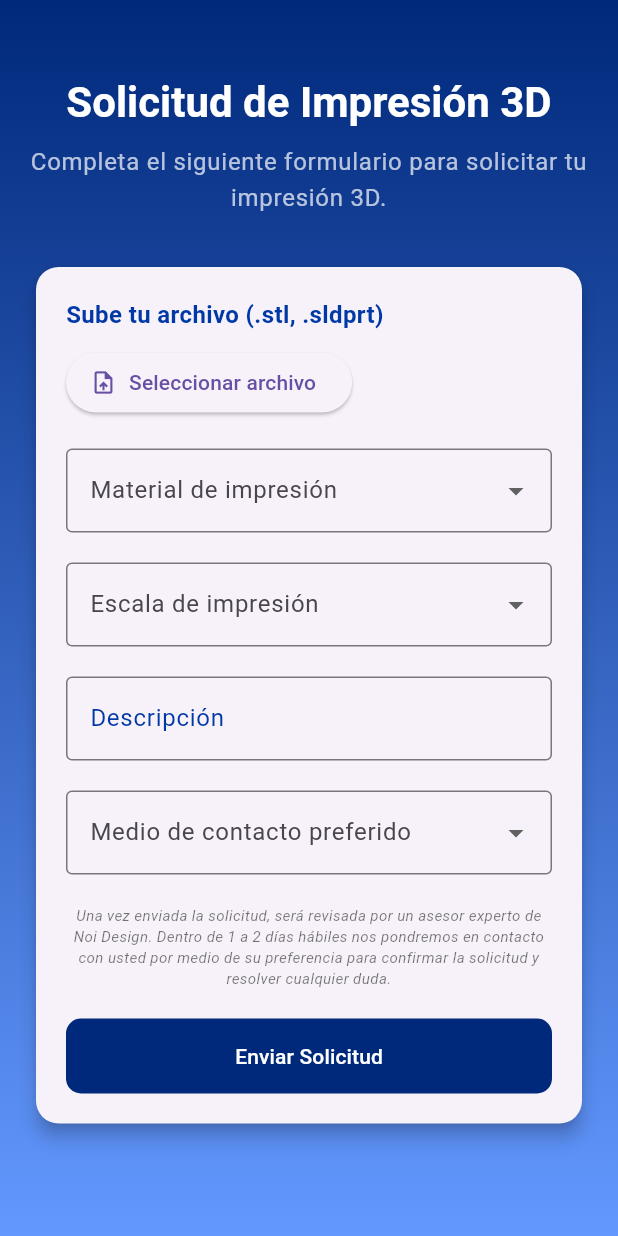
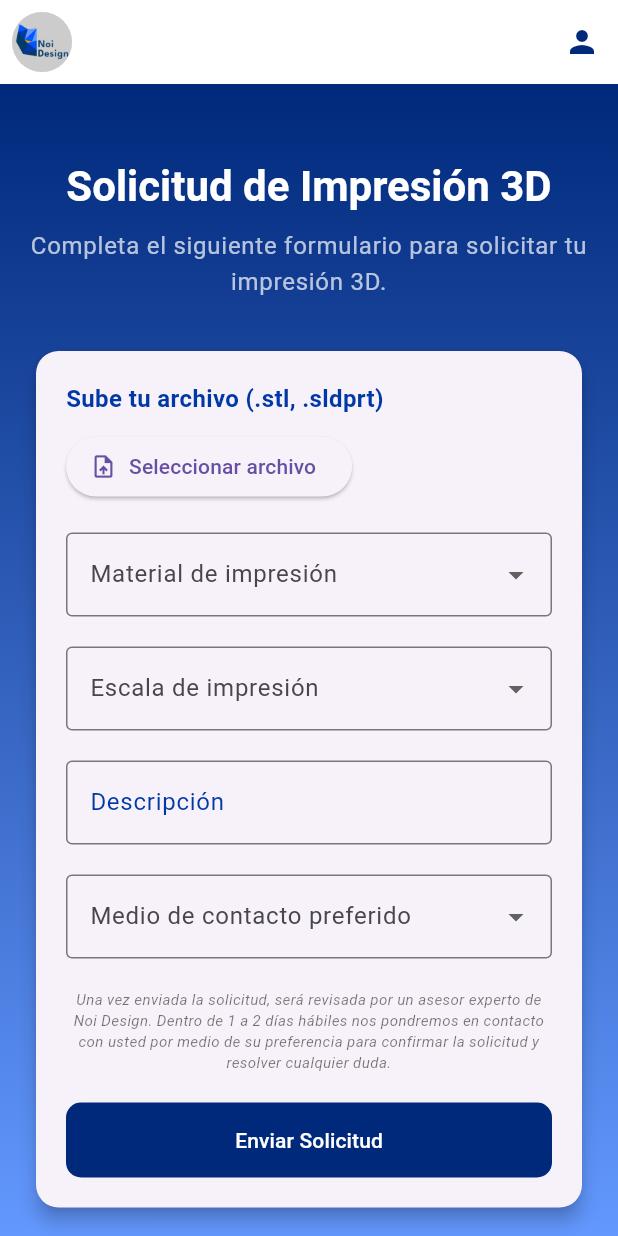
Before and after one commit to ChrisAlegria/Noi-Design, a Flutter app: the HomePage screen opened by its route, after a tap on "Solicita tu impresión", on a phone screen of 412 x 824 dp. Run offline on Flutter 3.47's test engine with Material 3 defaults, Android fonts, the phone set to English and light mode, and no system bars; our stand-ins replace file_picker, font_awesome_flutter; accounts and stored records are empty; network calls fail.

Commit message:
Update: Logo Icon On Appbar

```diff
--- a/lib/pages/home_page.dart
+++ b/lib/pages/home_page.dart
@@ -10,15 +10,21 @@
   Widget build(BuildContext context) {
     return Scaffold(
       appBar: AppBar(
-        backgroundColor: Color.fromARGB(
-            255, 255, 255, 255), // Cambia este color por el que desees
+        backgroundColor: Color.fromARGB(255, 255, 255, 255),
         elevation: 0, // Si deseas que el AppBar no tenga sombra
+        leading: Padding(
+          padding:
+              const EdgeInsets.all(8.0), // Padding opcional alrededor del logo
+          child: CircleAvatar(
+            backgroundImage: AssetImage('assets/images/Logo.jpg'),
+          ),
+        ),
         actions: [
           PopupMenuButton<String>(
             icon: Icon(
               Icons.person,
               color: Color.fromRGBO(0, 41, 123, 1),
-            ), // Ícono de usuario con el color que prefieras
+            ),
             onSelected: (String value) {
               if (value == 'Mis pedidos') {
                 Navigator.push(
--- a/lib/pages/prints_page.dart
+++ b/lib/pages/prints_page.dart
@@ -1,4 +1,5 @@
 import 'package:flutter/material.dart';
+import 'package:noi_design/pages/orders_page.dart';
 import 'package:provider/provider.dart';
 import 'package:noi_design/services/print_service.dart';
 import 'package:noi_design/pages/home_page.dart';
@@ -6,6 +7,7 @@
 import 'package:noi_design/widgets/global_user.dart';
 import 'package:file_picker/file_picker.dart';
 import 'package:noi_design/models/print.dart';
+import 'package:noi_design/widgets/auth_service.dart';
 
 class PrintPage extends StatefulWidget {
   @override
@@ -29,6 +31,45 @@
     final globalUser = Provider.of<GlobalUser>(context);
 
     return Scaffold(
+      appBar: AppBar(
+        backgroundColor: Color.fromARGB(255, 255, 255, 255),
+        elevation: 0, // Si deseas que el AppBar no tenga sombra
+        leading: Padding(
+          padding:
+              const EdgeInsets.all(8.0), // Padding opcional alrededor del logo
+          child: CircleAvatar(
+            backgroundImage: AssetImage('assets/images/Logo.jpg'),
+          ),
+        ),
+        actions: [
+          PopupMenuButton<String>(
+            icon: Icon(
+              Icons.person,
+              color: Color.fromRGBO(0, 41, 123, 1),
+            ),
+            onSelected: (String value) {
+              if (value == 'Mis pedidos') {
+                Navigator.push(
+                  context,
+                  MaterialPageRoute(
+                    builder: (context) => OrdersPage(),
+                  ),
+                );
+              } else if (value == 'Logout') {
+                logout(context);
+              }
+            },
+            itemBuilder: (BuildContext context) {
+              return {'Mis pedidos', 'Logout'}.map((String choice) {
+                return PopupMenuItem<String>(
+                  value: choice,
+                  child: Text(choice),
+                );
+              }).toList();
+            },
+          ),
+        ],
+      ),
       body: Stack(
         children: [
           // Fondo de degradado
```
Also changed, not shown: lib/pages/design_page.dart (+41 -0 lines).
